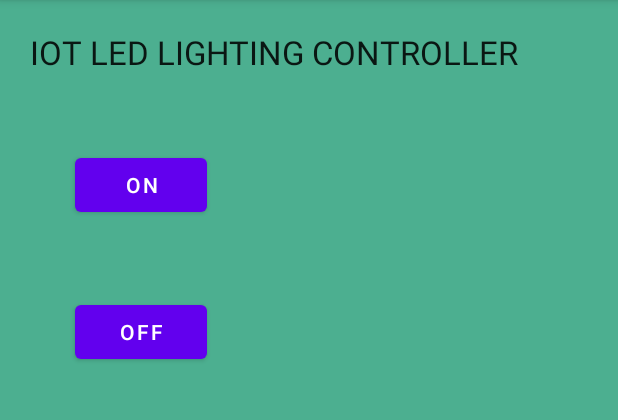
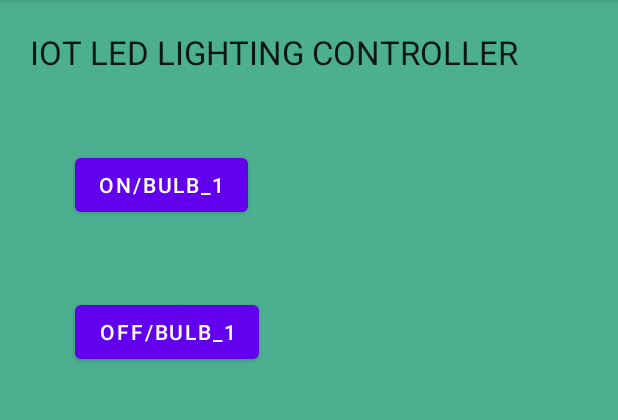
Before and after one commit to ilabafrica-IoTlab/SMART-SWITCH, an Android app: the screen it shows after launch (MainActivity), on a phone screen of 412 x 824 dp, the part 84-504 px from its top. Run offline under Robolectric (Android 15) with nearby library versions, the phone set to English and light mode, and no system bars; our stand-ins replace Firebase (no records; nobody signed in at launch, a user with empty details on screens opened directly).

Commit message:
FIRST COMMIT

```diff
--- a/app/src/main/res/layout/activity_main.xml
+++ b/app/src/main/res/layout/activity_main.xml
@@ -25,7 +25,7 @@
             android:layout_height="wrap_content"
             android:layout_marginTop="50dp"
             android:layout_marginLeft="50dp"
-            android:text="ON"
+            android:text="ON/BULB_1"
             />
 
         <Button
@@ -34,7 +34,7 @@
             android:layout_height="wrap_content"
             android:layout_marginTop="50dp"
             android:layout_marginLeft="50dp"
-            android:text="OFF"
+            android:text="OFF/BULB_1"
              />
 
 </androidx.appcompat.widget.LinearLayoutCompat>
```
